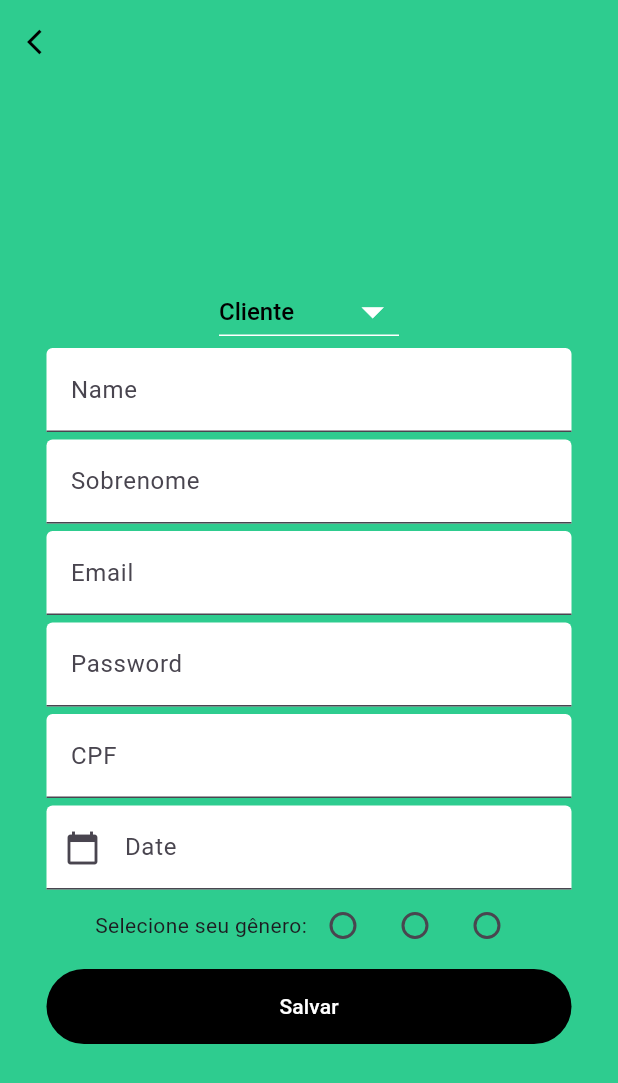
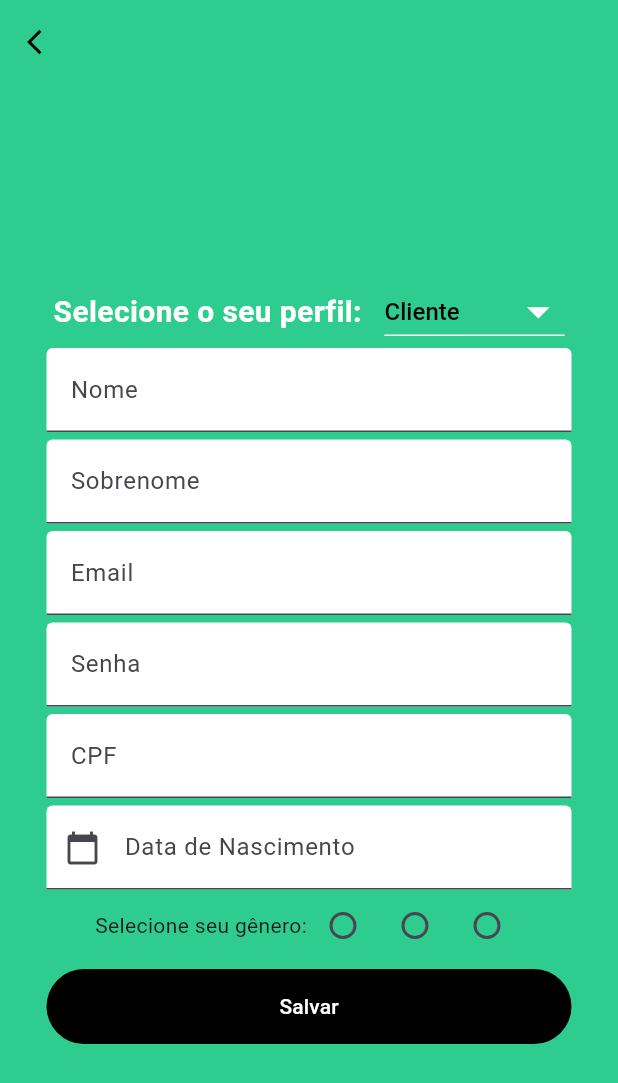
Before and after one commit to Mussatos/Flutter-Broom, a Flutter app: the screen it shows after launch, after a tap on "Sign up", on a phone screen of 412 x 824 dp. Shown: the top 1083 px of the screen. Run offline on Flutter 3.47's test engine with Material 3 defaults, Android fonts, the phone set to English and light mode, and no system bars; network calls fail.

Commit message:
[FEAT] Ajustando textos e tradução do app

```diff
--- a/lib/login.dart
+++ b/lib/login.dart
@@ -40,7 +40,7 @@ class LoginPage extends StatelessWidget {
       ),
       body: SingleChildScrollView(
         child: Container(
-          height: MediaQuery.of(context).size.height,
+          height: MediaQuery.of(context).size.height - 100,
           width: double.infinity,
           child: Column(
             children: <Widget>[
--- a/lib/main.dart
+++ b/lib/main.dart
@@ -3,11 +3,14 @@ import 'package:broom_main_vscode/user_provider.dart';
 import 'package:broom_main_vscode/view/user_list.dart';
 import 'package:flutter/material.dart';
 import 'package:broom_main_vscode/signup.dart';
+import 'package:flutter_localizations/flutter_localizations.dart';
 
 void main() {
   runApp(UserProvider(
       child: MaterialApp(
     debugShowCheckedModeBanner: false,
+    localizationsDelegates: const [GlobalMaterialLocalizations.delegate],
+    supportedLocales: const [Locale('pt')],
     home: HomePage(),
     routes: {
       "/list": (_) => UserList(),
@@ -24,7 +27,7 @@ class HomePage extends StatelessWidget {
           child: Container(
             width: double.infinity,
             height: MediaQuery.of(context).size.height,
-            padding: EdgeInsets.symmetric(horizontal: 30, vertical: 50),
+            padding: EdgeInsets.symmetric(horizontal: 30, vertical: 30),
             child: Column(
               mainAxisAlignment: MainAxisAlignment.spaceBetween,
               crossAxisAlignment: CrossAxisAlignment.center,
--- a/lib/user_form.dart
+++ b/lib/user_form.dart
@@ -65,6 +65,20 @@ class _UserFormState extends State<UserForm> {
         child: Column(
           mainAxisAlignment: MainAxisAlignment.spaceEvenly,
           children: [
+            Row(
+              mainAxisAlignment: MainAxisAlignment.center,
+              children: [
+                Text(
+                  'Selecione o seu perfil: ',
+                  style: TextStyle(
+                    fontSize: 20,
+                    fontWeight: FontWeight.bold,
+                    color: Colors.white,
+                  ),
+                ),
+                SizedBox(
+                  width: 10,
+                ),
                 SizedBox(
                   width: 120,
                   child: DropdownButton<int>(
@@ -82,7 +96,8 @@ class _UserFormState extends State<UserForm> {
                       isExpanded: true,
                       iconSize: 35,
                       iconEnabledColor: Colors.white,
-                  items: profileType.map<DropdownMenuItem<int>>((int value) {
+                      items:
+                          profileType.map<DropdownMenuItem<int>>((int value) {
                         return DropdownMenuItem<int>(
                             value: value,
                             child: Text(value == 1 ? 'Cliente' : 'Diarista'));
@@ -93,10 +108,12 @@ class _UserFormState extends State<UserForm> {
                         });
                       }),
                 ),
+              ],
+            ),
             SizedBox(
               width: 350,
               child: FieldForm(
-                  label: 'Name',
+                  label: 'Nome',
                   isPassoword: false,
                   controller: controllerName),
             ),
@@ -137,7 +154,7 @@ class _UserFormState extends State<UserForm> {
               width: 350,
               child: TextField(
                   decoration: InputDecoration(
-                    labelText: 'Password',
+                    labelText: 'Senha',
                     filled: true,
                     fillColor: Colors.white,
                   ),
@@ -165,7 +182,7 @@ class _UserFormState extends State<UserForm> {
               child: TextField(
                 controller: controllerDate,
                 decoration: InputDecoration(
-                  labelText: 'Date',
+                  labelText: 'Data de Nascimento',
                   filled: true,
                   fillColor: Colors.white,
                   prefixIcon: Icon(Icons.calendar_today),
@@ -183,7 +200,6 @@ class _UserFormState extends State<UserForm> {
                 children: [
                   Text('Selecione seu gênero:'),
                   Radio(
-
                     value: 'M',
                     groupValue: gender,
                     onChanged: (value) {
--- a/pubspec.yaml
+++ b/pubspec.yaml
@@ -29,6 +29,8 @@ environment:
 # versions available, run `flutter pub outdated`.
 dependencies:
   flutter:
+    sdk: flutter
+  flutter_localizations:
     sdk: flutter
 
 
```
Also changed, not shown: pubspec.lock. Lines whose indentation alone changed are shown as unchanged.
